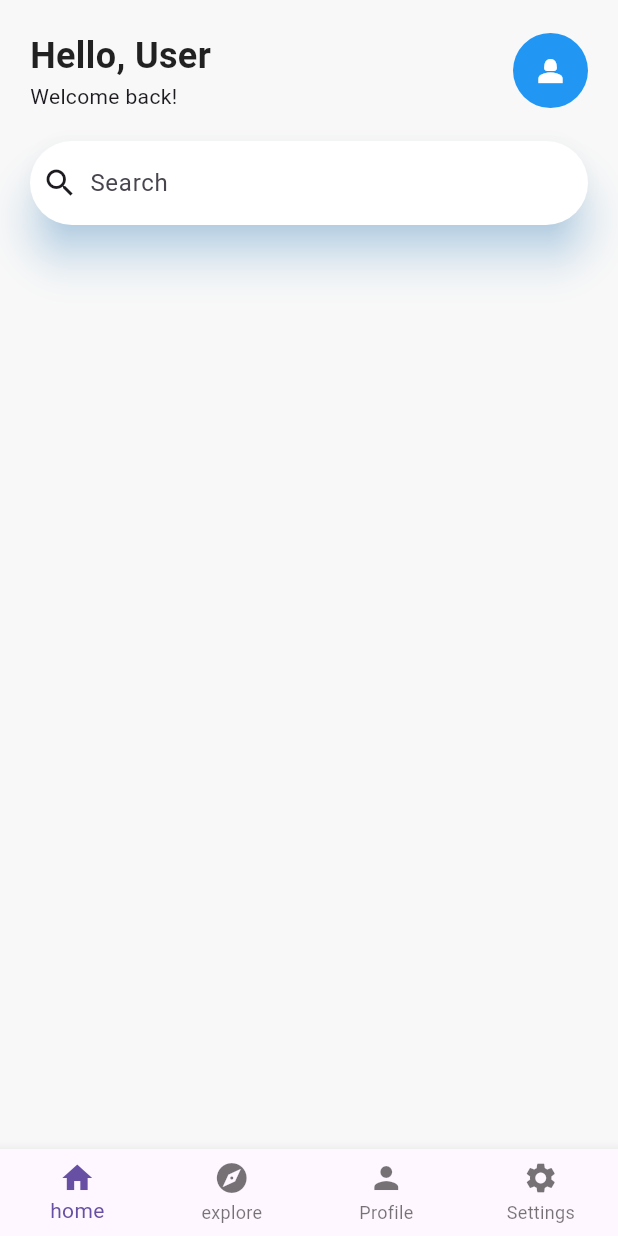
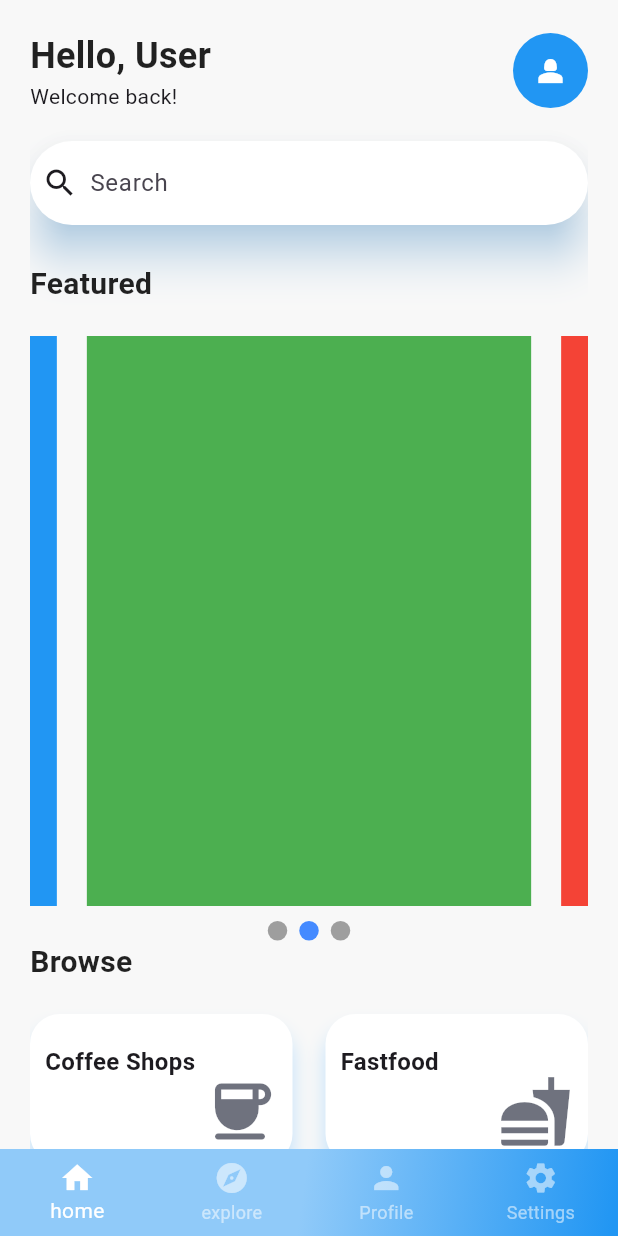
Before and after one commit to kurt0542/Rendezvous-mobile-app, a Flutter app: the MainFrame screen opened directly, on a phone screen of 412 x 824 dp. Run offline on Flutter 3.47's test engine with Material 3 defaults, Android fonts, the phone set to English and light mode, and no system bars; drawn by our look-alikes of smooth_page_indicator.

Commit message:
added new navigation bar and home page interface

```diff
--- /dev/null
+++ b/lib/models/category_container.dart
@@ -0,0 +1,56 @@
+import 'package:flutter/material.dart';
+
+class CategoryContainer extends StatelessWidget {
+  final String text;
+  final IconData textIcon;
+
+  const CategoryContainer({
+    super.key,
+    required this.text,
+    required this.textIcon,
+  });
+
+  @override
+  Widget build(BuildContext context) {
+    return Container(
+      height: 100,
+      width: 175,
+      decoration: BoxDecoration(
+        color: Colors.white,
+        borderRadius: BorderRadius.circular(20),
+        boxShadow: [
+          BoxShadow(
+            color: const Color.fromRGBO(38, 159, 255, .25),
+            blurRadius: 10,
+            offset: const Offset(0, 10),
+          ),
+        ],
+      ),
+      child: Stack(
+        children: [
+          Positioned(
+            right: 10,
+            top: 40,
+            child: Icon(
+              textIcon,
+              size: 50,
+              color: Color.fromRGBO(15, 20, 40, 0.6),
+            ),
+          ),
+          Flexible(
+            child: Padding(
+              padding: EdgeInsets.only(left: 10, right: 10, top: 20),
+              child: Text(
+                text,
+                maxLines: 2,
+                overflow: TextOverflow.ellipsis,
+                softWrap: true,
+                style: TextStyle(fontSize: 16, fontWeight: FontWeight.w600),
+              ),
+            ),
+          ),
+        ],
+      ),
+    );
+  }
+}
--- a/lib/pages/HomePage.dart
+++ b/lib/pages/HomePage.dart
@@ -1,5 +1,7 @@
 import 'package:flutter/material.dart';
+import 'package:mobile_app_project/models/category_container.dart';
 import 'package:mobile_app_project/models/search_bar.dart';
+import 'package:smooth_page_indicator/smooth_page_indicator.dart';
 
 class HomePage extends StatefulWidget {
   const HomePage({super.key});
@@ -9,6 +11,11 @@ class HomePage extends StatefulWidget {
 }
 
 class _HomePageState extends State<HomePage> {
+  final PageController _smoothPageController = PageController(
+    viewportFraction: 0.85,
+    initialPage: 1,
+  );
+
   @override
   Widget build(BuildContext context) {
     return Scaffold(
@@ -17,8 +24,7 @@ class _HomePageState extends State<HomePage> {
         padding: const EdgeInsets.symmetric(horizontal: 20),
         child: ListView(
           children: [
-            const SizedBox(height: 20),
-            // header beginning
+            SizedBox(height: 20),
             Row(
               children: [
                 Column(
@@ -35,7 +41,7 @@ class _HomePageState extends State<HomePage> {
                     Text('Welcome back!'),
                   ],
                 ),
-                const Spacer(),
+                Spacer(),
                 Container(
                   height: 50,
                   width: 50,
@@ -48,8 +54,83 @@ class _HomePageState extends State<HomePage> {
               ],
             ),
             // header end
-            const SizedBox(height: 20),
+            SizedBox(height: 20),
             CustomSearchBar(),
+            SizedBox(height: 25),
+            Text(
+              'Featured',
+              style: TextStyle(
+                color: Colors.black87,
+                fontWeight: FontWeight.bold,
+                fontSize: 20,
+              ),
+            ),
+            SizedBox(height: 10),
+            SizedBox(
+              height: 400,
+              child: PageView(
+                controller: _smoothPageController,
+                // controller: PageController(viewportFraction: 0.85,initialPage: 1),
+                scrollDirection: Axis.horizontal,
+                children: [
+                  Container(
+                    margin: EdgeInsets.all(10),
+                    decoration: BoxDecoration(color: Colors.blue),
+                  ),
+                  Container(
+                    margin: EdgeInsets.all(10),
+                    decoration: BoxDecoration(color: Colors.green),
+                  ),
+                  Container(
+                    margin: EdgeInsets.all(10),
+                    decoration: BoxDecoration(color: Colors.red),
+                  ),
+                ],
+              ),
+            ),
+            Center(
+              child: SmoothPageIndicator(
+                controller: _smoothPageController,
+                count: 3,
+                effect: WormEffect(
+                  activeDotColor: Colors.blueAccent,
+                  dotHeight: 13,
+                  dotWidth: 13,
+                ),
+                onDotClicked: (index) {
+                  _smoothPageController.animateToPage(
+                    index,
+                    duration: Duration(milliseconds: 700),
+                    curve: Curves.ease,
+                  );
+                },
+              ),
+            ),
+            Text(
+              'Browse',
+              style: TextStyle(
+                color: Colors.black87,
+                fontWeight: FontWeight.bold,
+                fontSize: 20,
+              ),
+            ),
+            SizedBox(height: 20),
+            Row(
+              children: [
+                CategoryContainer(text: 'Coffee Shops',textIcon: Icons.coffee_rounded),
+                Spacer(),
+                CategoryContainer(text: 'Fastfood',textIcon: Icons.fastfood),
+              ],
+            ),
+            SizedBox(height: 20),
+            Row(
+              children: [
+                CategoryContainer(text: 'Restaurants',textIcon: Icons.restaurant),
+                Spacer(),
+                CategoryContainer(text: 'text',textIcon: Icons.coffee),
+              ],
+            ),
+
           ],
         ),
       ),
--- a/lib/pages/MainFrame.dart
+++ b/lib/pages/MainFrame.dart
@@ -29,13 +29,27 @@ class _MainFrameState extends State<MainFrame> {
     return Scaffold(
       backgroundColor: Colors.white,
       body: _pages[_selectedIndex],
-      bottomNavigationBar: BottomNavigationBar(
+      bottomNavigationBar: Container(
+        decoration: BoxDecoration(
+          gradient: LinearGradient(
+            begin: Alignment.topCenter,
+            colors: [Colors.blue[200]!, Colors.blue],
+          ),
+        ),
+        child: BottomNavigationBar(
+          backgroundColor: Colors.transparent,
+          elevation: 0,
+          selectedItemColor: Colors.white,
+          unselectedItemColor:  Colors.white54,
           type: BottomNavigationBarType.fixed,
           currentIndex: _selectedIndex,
           onTap: _navigateBottomBar,
           items: [
             BottomNavigationBarItem(icon: Icon(Icons.home), label: 'home'),
-          BottomNavigationBarItem(icon: Icon(Icons.explore), label: 'explore'),
+            BottomNavigationBarItem(
+              icon: Icon(Icons.explore),
+              label: 'explore',
+            ),
             BottomNavigationBarItem(icon: Icon(Icons.person), label: 'Profile'),
             BottomNavigationBarItem(
               icon: Icon(Icons.settings),
@@ -43,6 +57,7 @@ class _MainFrameState extends State<MainFrame> {
             ),
           ],
         ),
+      ),
     );
   }
 }
--- a/pubspec.yaml
+++ b/pubspec.yaml
@@ -30,6 +30,7 @@ environment:
 dependencies:
   flutter:
     sdk: flutter
+  smooth_page_indicator: ^1.2.1
 
   # The following adds the Cupertino Icons font to your application.
   # Use with the CupertinoIcons class for iOS style icons.
```
Also changed, not shown: pubspec.lock. Lines whose indentation alone changed are shown as unchanged.
